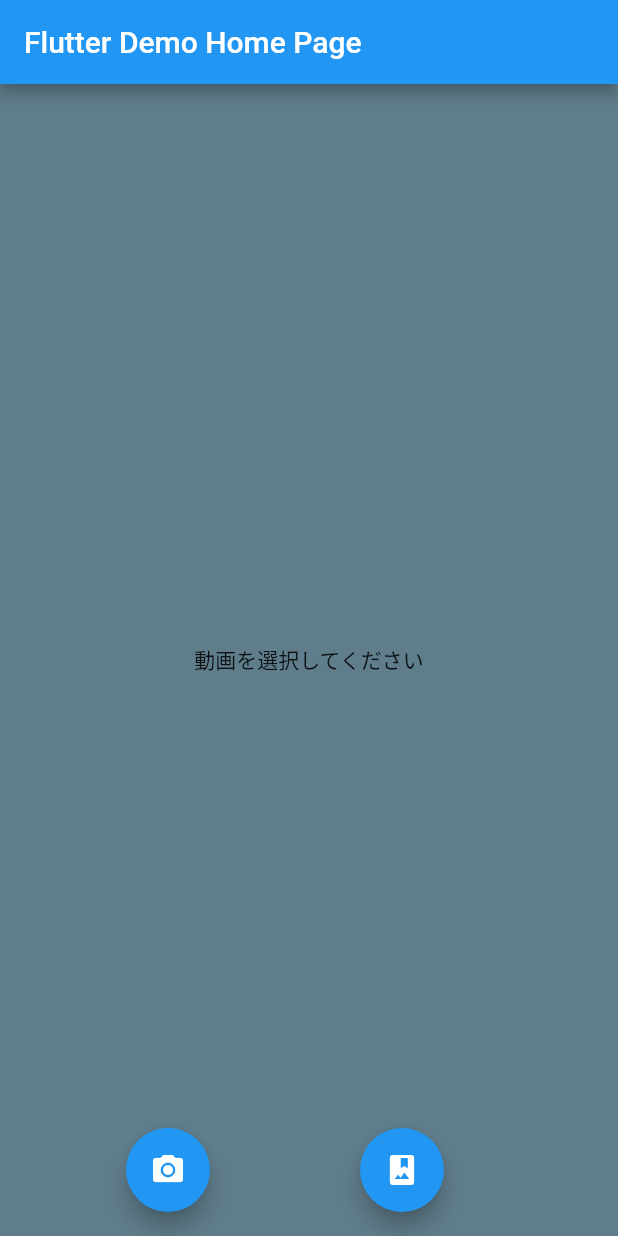
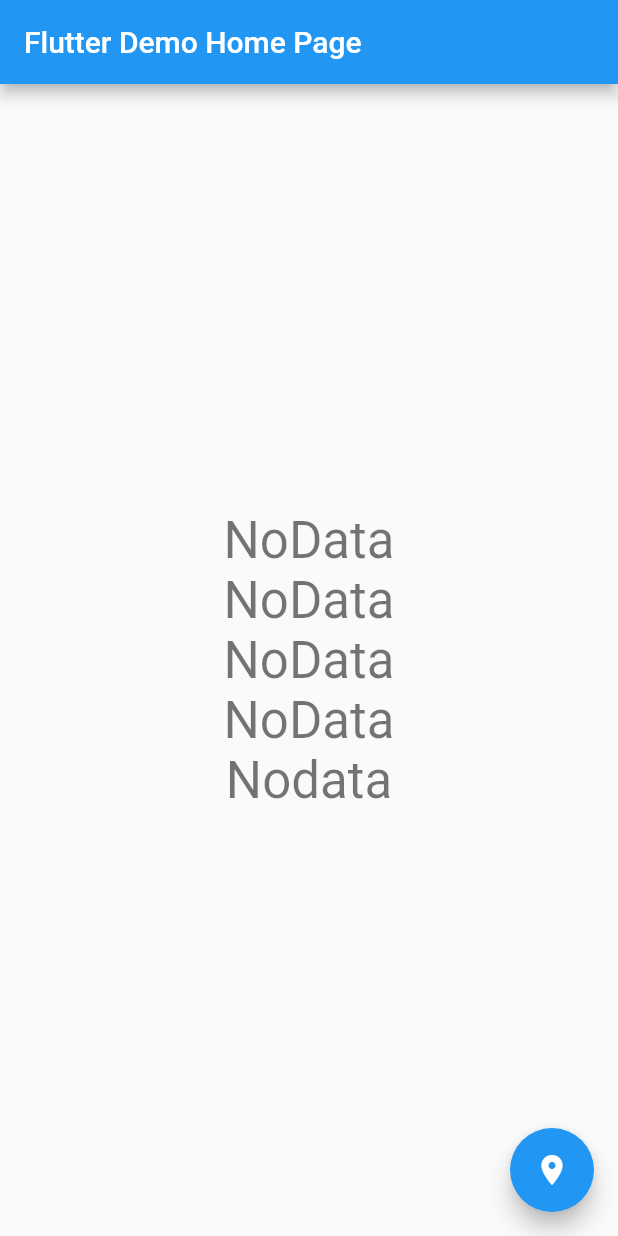
Before and after one commit to kyong0612/hello-flutter, a Flutter app: the screen it shows after launch, on a phone screen of 412 x 824 dp. Run offline on Flutter 3.47's test engine with Material 2 defaults, Android fonts, the phone set to English and light mode, and no system bars; our stand-ins replace geolocator.

Commit message:
feat: GPS

```diff
--- a/helloworld/lib/main.dart
+++ b/helloworld/lib/main.dart
@@ -1,11 +1,5 @@
-import 'dart:io';
-
 import 'package:flutter/material.dart';
-import 'package:helloworld/test_page2.dart';
-import 'package:helloworld/test_page3.dart';
-import 'package:image_picker/image_picker.dart';
-import 'package:video_player/video_player.dart';
-import 'test_page1.dart';
+import 'package:geolocator/geolocator.dart';
 
 void main() {
   runApp(const MyApp());
@@ -37,62 +31,60 @@ class MyHomePage extends StatefulWidget {
 }
 
 class _MyHomePageState extends State<MyHomePage> {
-  VideoPlayerController? _controller;
-  final imagePicker = ImagePicker();
+  String _latitude = "NoData";
+  String _longitude = "NoData";
+  String _altitude = "NoData";
+  String _distanceInMeters = "NoData";
+  String _bearing = "Nodata";
 
-  // カメラから動画を取得するメソッド
-  Future getVideoFromCamera() async {
-    XFile? pickedFile = await imagePicker.pickVideo(source: ImageSource.camera);
-    if (pickedFile != null) {
-      _controller = VideoPlayerController.file(File(pickedFile.path));
-      _controller!.initialize().then((_) {
-        setState(() {
-          _controller!.play();
-        });
-      });
+  Future<void> getLocation() async {
+    // 権限を取得
+    LocationPermission permission = await Geolocator.requestPermission();
+    //権限がない場合は戻る
+    if (permission == LocationPermission.denied ||
+        permission == LocationPermission.deniedForever) {
+      return;
     }
-  }
-
-  // ギャラリーから動画を取得するメソッド
-  Future getVideoFromGallery() async {
-    XFile? pickedFile =
-        await imagePicker.pickVideo(source: ImageSource.gallery);
-    if (pickedFile != null) {
-      _controller = VideoPlayerController.file(File(pickedFile.path));
-      _controller!.initialize().then((_) {
-        setState(() {
-          _controller!.play();
-        });
-      });
-    }
+    // 位置情報を取得
+    Position position = await Geolocator.getCurrentPosition(
+        desiredAccuracy: LocationAccuracy.high);
+    setState(() {
+      // 北緯がプラス、南緯がマイナス
+      _latitude = "緯度: ${position.latitude.toStringAsFixed(2)}";
+      //　東経がプラス、西経がマイナス
+      _longitude = "軽度 ${position.longitude.toStringAsFixed(2)}";
+      // 高度
+      _altitude = "高度: ${position.altitude.toStringAsFixed(2)}";
+      // 距離を1000で割ってkmで返す(サンパウロとの距離)
+      _distanceInMeters =
+          "距離: ${(Geolocator.distanceBetween(position.latitude, position.longitude, -23.61, -46.40) / 1000).toStringAsFixed(2)}";
+      // 方位を返す
+      _bearing =
+          "方位: ${(Geolocator.bearingBetween(position.latitude, position.longitude, -23.61, -46.40)).toStringAsFixed(2)}";
+    });
   }
 
   @override
   Widget build(BuildContext context) {
     return Scaffold(
-      backgroundColor: Colors.blueGrey,
       appBar: AppBar(
         title: Text(widget.title),
       ),
       body: Center(
-          child: _controller == null
-              ? const Text(
-                  '動画を選択してください',
-                )
-              : VideoPlayer(_controller!)),
-      floatingActionButton: Row(
-        mainAxisAlignment: MainAxisAlignment.spaceEvenly,
-        children: [
-          // カメラから取得するボタン
-          FloatingActionButton(
-            onPressed: getVideoFromCamera,
-            child: const Icon(Icons.photo_camera),
-          ),
-          FloatingActionButton(
-            onPressed: getVideoFromGallery,
-            child: const Icon(Icons.photo_album),
-          )
+          child: Column(
+        mainAxisAlignment: MainAxisAlignment.center,
+        children: <Widget>[
+          Text(_latitude, style: Theme.of(context).textTheme.headlineMedium),
+          Text(_longitude, style: Theme.of(context).textTheme.headlineMedium),
+          Text(_altitude, style: Theme.of(context).textTheme.headlineMedium),
+          Text(_distanceInMeters,
+              style: Theme.of(context).textTheme.headlineMedium),
+          Text(_bearing, style: Theme.of(context).textTheme.headlineMedium),
         ],
+      )),
+      floatingActionButton: FloatingActionButton(
+        onPressed: getLocation,
+        child: const Icon(Icons.location_on),
       ),
     );
   }
--- a/helloworld/pubspec.yaml
+++ b/helloworld/pubspec.yaml
@@ -31,8 +31,9 @@ dependencies:
   flutter:
     sdk: flutter
   font_awesome_flutter: ^10.3.0
-  image_picker: ^0.8.5+3
-  video_player: ^2.4.5
+  # image_picker: ^0.8.5+3
+  # video_player: ^2.4.5
+  geolocator: ^9.0.0
 
 
   # The following adds the Cupertino Icons font to your application.
```
Also changed, not shown: helloworld/pubspec.lock, 9 other files.
